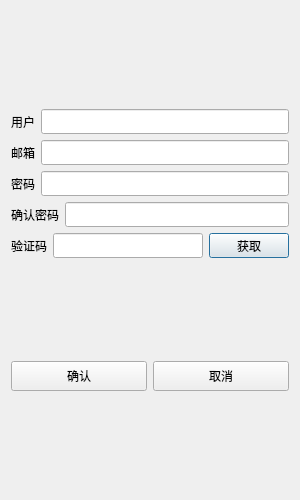
The window that registerdialog.ui (Grain021125/project) describes before a commit, drawn with Qt 5.
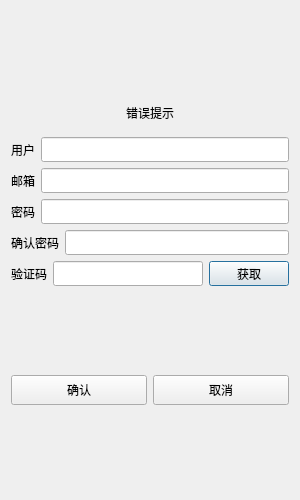
The same window after the commit.

The edit to the form file:
```diff
--- a/registerdialog.ui
+++ b/registerdialog.ui
@@ -33,6 +33,22 @@
      </property>
     </spacer>
    </item>
+   <item>
+    <widget class="QWidget" name="widget" native="true">
+     <layout class="QVBoxLayout" name="verticalLayout_2">
+      <item>
+       <widget class="QLabel" name="error_label">
+        <property name="text">
+         <string>错误提示</string>
+        </property>
+        <property name="alignment">
+         <set>Qt::AlignmentFlag::AlignCenter</set>
+        </property>
+       </widget>
+      </item>
+     </layout>
+    </widget>
+   </item>
    <item>
     <layout class="QHBoxLayout" name="horizontalLayout">
      <item>
```
Left out of the diff: 2 changed lines with no effect on the pictures.
